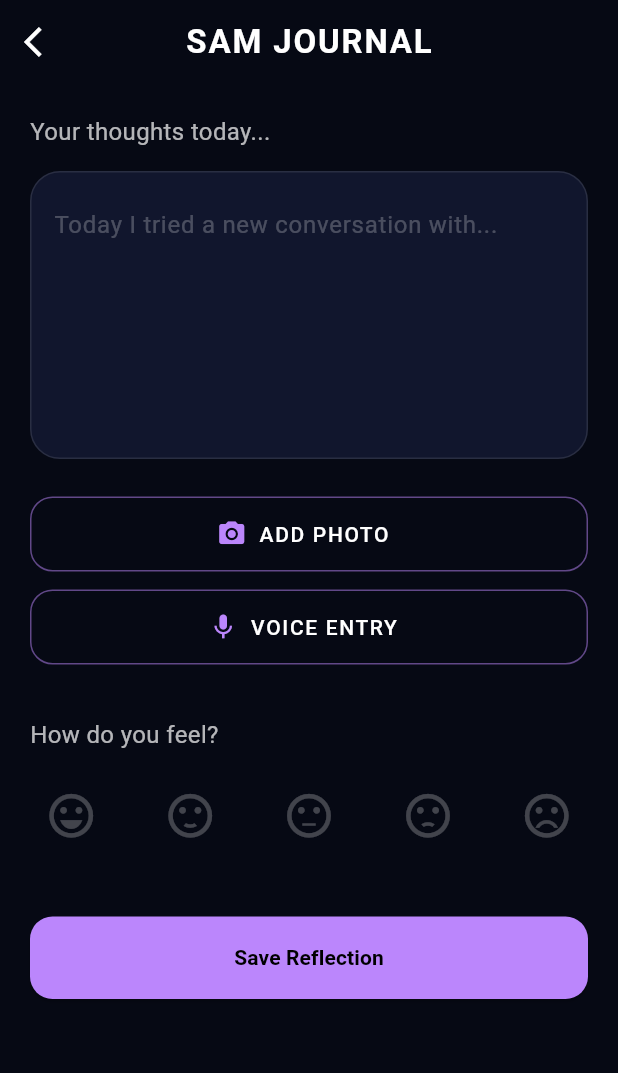
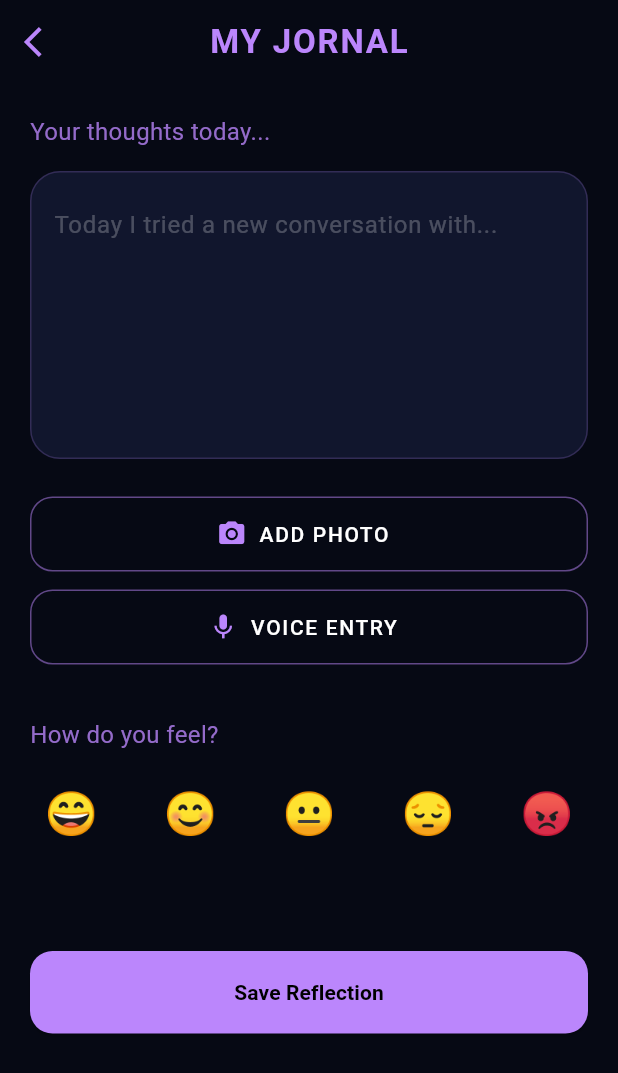
Before and after one commit to atarhbekatoh-star/SPOTLIGHT, a Flutter app: the JournalPage screen opened directly, on a phone screen of 412 x 824 dp. Shown: the top 1073 px of the screen. Run offline on Flutter 3.47's test engine with Material 3 defaults, Android fonts, the phone set to English and light mode, and no system bars; our stand-ins replace cached_network_image, file_picker, google_fonts; missing offline and left inert: multi_charts.

Commit message:
Update journal page UI: add lively text emojis, correct title, and purple accents

```diff
--- a/lib/journal_page.dart
+++ b/lib/journal_page.dart
@@ -11,12 +11,12 @@ class _JournalPageState extends State<JournalPage> {
   int _selectedMoodIndex = -1;
   final TextEditingController _journalController = TextEditingController();
 
-  final List<IconData> _moods = [
-    Icons.sentiment_very_satisfied,
-    Icons.sentiment_satisfied,
-    Icons.sentiment_neutral,
-    Icons.sentiment_dissatisfied,
-    Icons.sentiment_very_dissatisfied,
+  final List<Map<String, String>> _moods = [
+    {'emoji': '😄', 'label': 'Joy'},
+    {'emoji': '😊', 'label': 'Happy'},
+    {'emoji': '😐', 'label': 'Moody'},
+    {'emoji': '😔', 'label': 'Sad'},
+    {'emoji': '😡', 'label': 'Angry'},
   ];
 
   @override
@@ -31,13 +31,13 @@ class _JournalPageState extends State<JournalPage> {
         backgroundColor: Colors.transparent,
         elevation: 0,
         leading: IconButton(
-          icon: const Icon(Icons.arrow_back_ios, color: Colors.white),
+          icon: Icon(Icons.arrow_back_ios, color: purpleGlow),
           onPressed: () => Navigator.pop(context),
         ),
-        title: const Text(
-          "SAM JOURNAL",
+        title: Text(
+          "MY JORNAL",
           style: TextStyle(
-            color: Colors.white,
+            color: purpleGlow,
             fontWeight: FontWeight.bold,
             letterSpacing: 1.2,
           ),
@@ -50,9 +50,9 @@ class _JournalPageState extends State<JournalPage> {
           crossAxisAlignment: CrossAxisAlignment.start,
           children: [
             const SizedBox(height: 20),
-            const Text(
+            Text(
               "Your thoughts today...",
-              style: TextStyle(color: Colors.white70, fontSize: 16),
+              style: TextStyle(color: purpleGlow.withAlpha(200), fontSize: 16),
             ),
             const SizedBox(height: 15),
 
@@ -62,7 +62,7 @@ class _JournalPageState extends State<JournalPage> {
               decoration: BoxDecoration(
                 color: cardBackground,
                 borderRadius: BorderRadius.circular(20),
-                border: Border.all(color: Colors.white10),
+                border: Border.all(color: purpleGlow.withAlpha(50)),
               ),
               child: TextField(
                 controller: _journalController,
@@ -83,20 +83,24 @@ class _JournalPageState extends State<JournalPage> {
             _buildActionButton("VOICE ENTRY", Icons.mic, purpleGlow),
 
             const SizedBox(height: 35),
-            const Text(
+            Text(
               "How do you feel?",
-              style: TextStyle(color: Colors.white70, fontSize: 16),
+              style: TextStyle(color: purpleGlow.withAlpha(200), fontSize: 16),
             ),
             const SizedBox(height: 15),
 
             // MOOD SELECTOR
             Row(
               mainAxisAlignment: MainAxisAlignment.spaceBetween,
+              crossAxisAlignment: CrossAxisAlignment.start,
               children: List.generate(_moods.length, (index) {
                 bool isSelected = _selectedMoodIndex == index;
                 return GestureDetector(
                   onTap: () => setState(() => _selectedMoodIndex = index),
-                  child: AnimatedContainer(
+                  child: Column(
+                    mainAxisSize: MainAxisSize.min,
+                    children: [
+                      AnimatedContainer(
                         duration: const Duration(milliseconds: 200),
                         padding: const EdgeInsets.all(10),
                         decoration: BoxDecoration(
@@ -113,11 +117,32 @@ class _JournalPageState extends State<JournalPage> {
                                 ]
                               : [],
                         ),
-                    child: Icon(
-                      _moods[index],
-                      color: isSelected ? purpleGlow : Colors.white24,
-                      size: 35,
+                        child: AnimatedDefaultTextStyle(
+                          duration: const Duration(milliseconds: 200),
+                          style: TextStyle(
+                            fontSize: isSelected ? 35 : 28,
                           ),
+                          child: Text(
+                            _moods[index]['emoji']!,
+                          ),
+                        ),
+                      ),
+                      AnimatedOpacity(
+                        duration: const Duration(milliseconds: 200),
+                        opacity: isSelected ? 1.0 : 0.0,
+                        child: Padding(
+                          padding: const EdgeInsets.only(top: 8.0),
+                          child: Text(
+                            _moods[index]['label']!,
+                            style: const TextStyle(
+                              color: purpleGlow,
+                              fontWeight: FontWeight.bold,
+                              fontSize: 12,
+                            ),
+                          ),
+                        ),
+                      ),
+                    ],
                   ),
                 );
               }),
```
Lines whose indentation alone changed are shown as unchanged.
